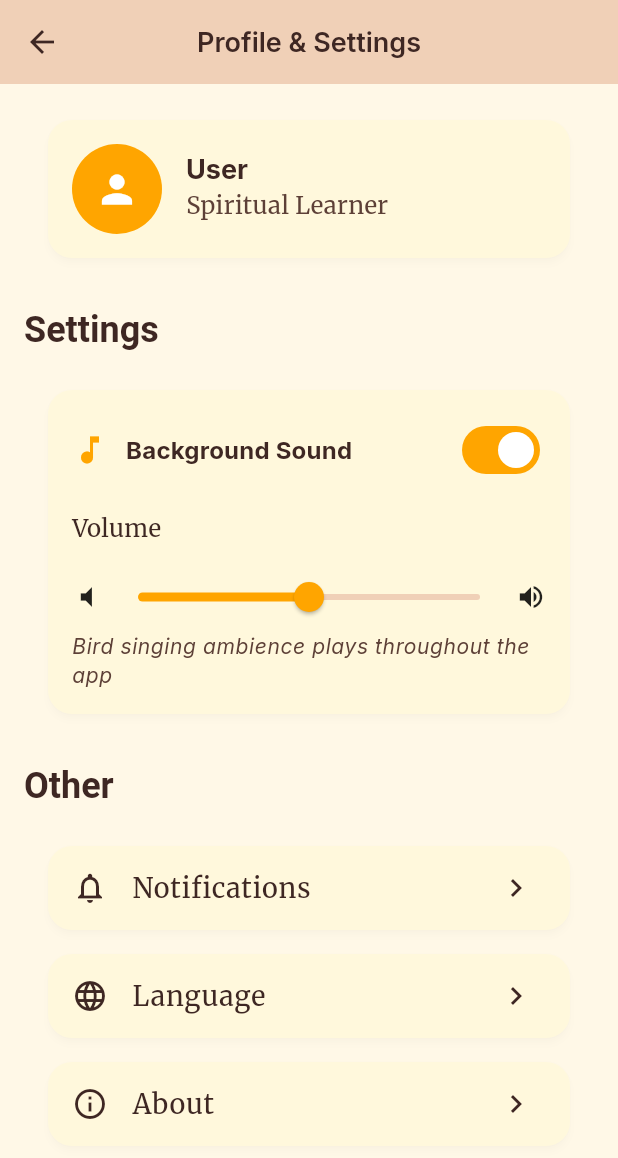
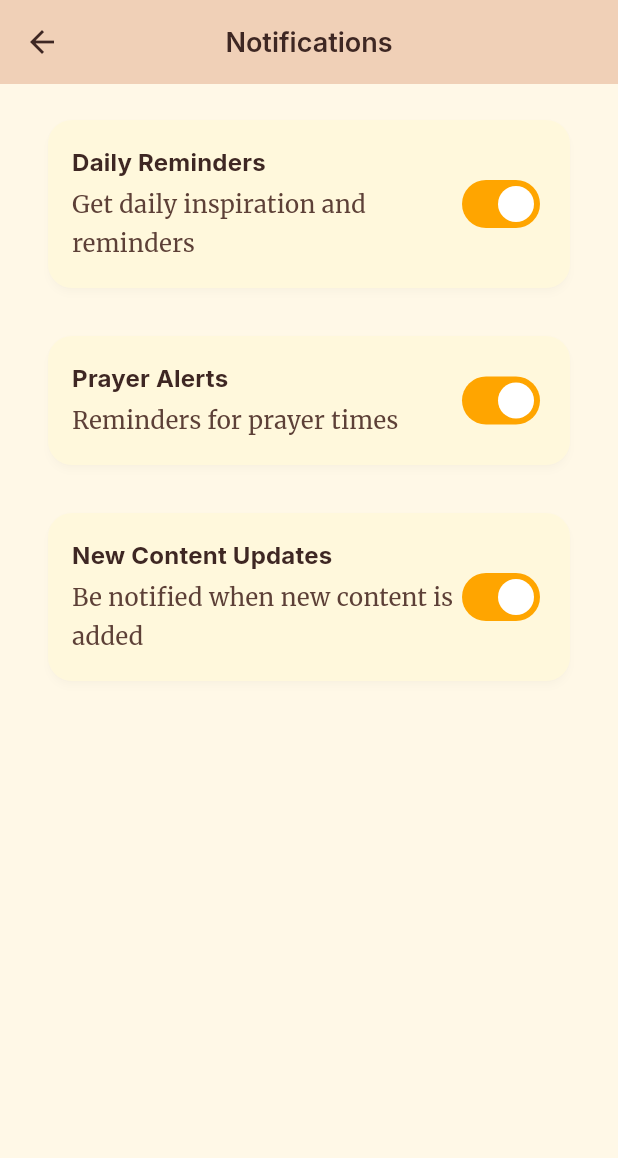
Before and after one commit to MRSinghRajat/ANATARMARG, a Flutter app: the ProfileScreen screen opened directly, after a tap on "Notifications", on a phone screen of 412 x 824 dp. Shown: the top 1158 px of the screen. Run offline on Flutter 3.47's test engine with Material 3 defaults, Android fonts, the phone set to English and light mode, and no system bars; our stand-ins replace audioplayers, flutter_riverpod, google_fonts, rive, shared_preferences, supabase_flutter; accounts and stored records are empty.

Commit message:
feat: Implement notifications settings screen and navigation
- Created `NotificationsSettingsScreen` with toggles for Daily Reminders, Prayer Alerts, and New Content Updates.
- Implemented `SharedPreferences` logic for persisting notification settings.
- Added `notificationsSettings` route to `AppRouter`.
- Updated `ProfileScreen` to navigate to the notifications settings screen.
- Added widget test for `NotificationsSettingsScreen`.

Co-authored-by: MRSinghRajat <13649055+MRSinghRajat@users.noreply.github.com>

```diff
--- a/lib/core/utils/app_router.dart
+++ b/lib/core/utils/app_router.dart
@@ -7,6 +7,7 @@ import '../../features/prayer/presentation/screens/prayer_screen.dart';
 import '../../features/content/presentation/screens/reading_screen.dart';
 import '../../features/content/presentation/screens/verse_full_screen.dart';
 import '../../features/content/data/models/verse_model.dart';
+import '../../features/profile/presentation/screens/notifications_settings_screen.dart';
 
 class AppRouter {
   static const String login = '/login';
@@ -16,6 +17,7 @@ class AppRouter {
   static const String prayer = '/prayer';
   static const String reading = '/reading';
   static const String verseFullScreen = '/verse-full-screen';
+  static const String notificationsSettings = '/notifications-settings';
 
   static Route<dynamic> generateRoute(RouteSettings settings) {
     switch (settings.name) {
@@ -57,6 +59,9 @@ class AppRouter {
             onShare: args['onShare'] as VoidCallback?,
           ),
         );
+      case notificationsSettings:
+        return MaterialPageRoute(
+            builder: (_) => const NotificationsSettingsScreen());
       default:
         return MaterialPageRoute(
           builder: (_) => Scaffold(
--- /dev/null
+++ b/lib/features/profile/presentation/screens/notifications_settings_screen.dart
@@ -0,0 +1,128 @@
+import 'package:flutter/material.dart';
+import 'package:shared_preferences/shared_preferences.dart';
+import '../../../../core/theme/app_colors.dart';
+
+class NotificationsSettingsScreen extends StatefulWidget {
+  const NotificationsSettingsScreen({super.key});
+
+  @override
+  State<NotificationsSettingsScreen> createState() => _NotificationsSettingsScreenState();
+}
+
+class _NotificationsSettingsScreenState extends State<NotificationsSettingsScreen> {
+  bool _dailyReminders = true;
+  bool _prayerAlerts = true;
+  bool _newContentUpdates = true;
+  bool _isLoading = true;
+
+  @override
+  void initState() {
+    super.initState();
+    _loadSettings();
+  }
+
+  Future<void> _loadSettings() async {
+    final prefs = await SharedPreferences.getInstance();
+    setState(() {
+      _dailyReminders = prefs.getBool('notifications_daily') ?? true;
+      _prayerAlerts = prefs.getBool('notifications_prayer') ?? true;
+      _newContentUpdates = prefs.getBool('notifications_updates') ?? true;
+      _isLoading = false;
+    });
+  }
+
+  Future<void> _updateSetting(String key, bool value) async {
+    final prefs = await SharedPreferences.getInstance();
+    await prefs.setBool(key, value);
+  }
+
+  @override
+  Widget build(BuildContext context) {
+    return Scaffold(
+      appBar: AppBar(
+        title: const Text('Notifications'),
+        backgroundColor: AppColors.primaryBackground,
+      ),
+      body: _isLoading
+          ? const Center(child: CircularProgressIndicator())
+          : ListView(
+              padding: const EdgeInsets.all(16),
+              children: [
+                _buildNotificationTile(
+                  title: 'Daily Reminders',
+                  subtitle: 'Get daily inspiration and reminders',
+                  value: _dailyReminders,
+                  onChanged: (value) {
+                    setState(() => _dailyReminders = value);
+                    _updateSetting('notifications_daily', value);
+                  },
+                ),
+                const SizedBox(height: 16),
+                _buildNotificationTile(
+                  title: 'Prayer Alerts',
+                  subtitle: 'Reminders for prayer times',
+                  value: _prayerAlerts,
+                  onChanged: (value) {
+                    setState(() => _prayerAlerts = value);
+                    _updateSetting('notifications_prayer', value);
+                  },
+                ),
+                const SizedBox(height: 16),
+                _buildNotificationTile(
+                  title: 'New Content Updates',
+                  subtitle: 'Be notified when new content is added',
+                  value: _newContentUpdates,
+                  onChanged: (value) {
+                    setState(() => _newContentUpdates = value);
+                    _updateSetting('notifications_updates', value);
+                  },
+                ),
+              ],
+            ),
+    );
+  }
+
+  Widget _buildNotificationTile({
+    required String title,
+    required String subtitle,
+    required bool value,
+    required ValueChanged<bool> onChanged,
+  }) {
+    return Card(
+      child: Padding(
+        padding: const EdgeInsets.all(16),
+        child: Row(
+          mainAxisAlignment: MainAxisAlignment.spaceBetween,
+          children: [
+            Expanded(
+              child: Column(
+                crossAxisAlignment: CrossAxisAlignment.start,
+                children: [
+                  Text(
+                    title,
+                    style: Theme.of(context).textTheme.titleMedium?.copyWith(
+                          fontWeight: FontWeight.bold,
+                        ),
+                  ),
+                  const SizedBox(height: 4),
+                  Text(
+                    subtitle,
+                    style: Theme.of(context).textTheme.bodyMedium?.copyWith(
+                          color: AppColors.secondaryText,
+                        ),
+                  ),
+                ],
+              ),
+            ),
+            Switch(
+              value: value,
+              onChanged: onChanged,
+              activeTrackColor: AppColors.warmOrange,
+              activeThumbColor: Colors.white,
+            ),
+          ],
+        ),
+      ),
+    );
+  }
+}
--- a/lib/features/profile/presentation/screens/profile_screen.dart
+++ b/lib/features/profile/presentation/screens/profile_screen.dart
@@ -1,6 +1,7 @@
 import 'package:flutter/material.dart';
 import 'package:flutter_riverpod/flutter_riverpod.dart';
 import '../../../../core/theme/app_colors.dart';
+import '../../../../core/utils/app_router.dart';
 import '../../../../core/utils/sound_manager.dart';
 
 class ProfileScreen extends ConsumerStatefulWidget {
@@ -206,7 +207,8 @@ class _ProfileScreenState extends ConsumerState<ProfileScreen> {
                   title: const Text('Notifications'),
                   trailing: const Icon(Icons.chevron_right),
                   onTap: () {
-                    // TODO: Navigate to notifications settings
+                    Navigator.pushNamed(
+                        context, AppRouter.notificationsSettings);
                   },
                 ),
               ),
```
Also changed, not shown: 1 other file.
